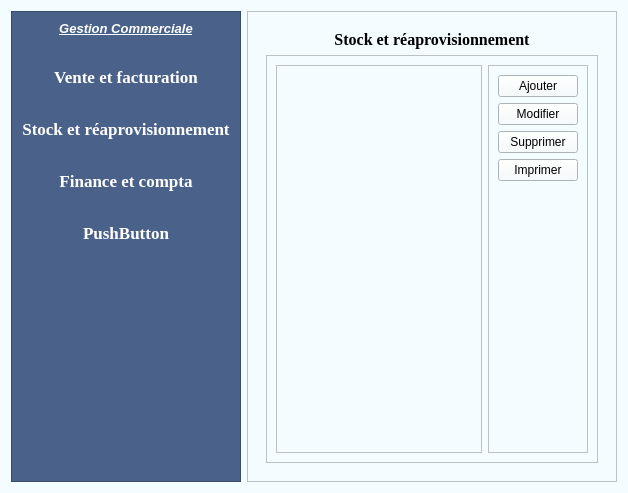
Old version of the form app.ui in the repository Totelof10/tsena.
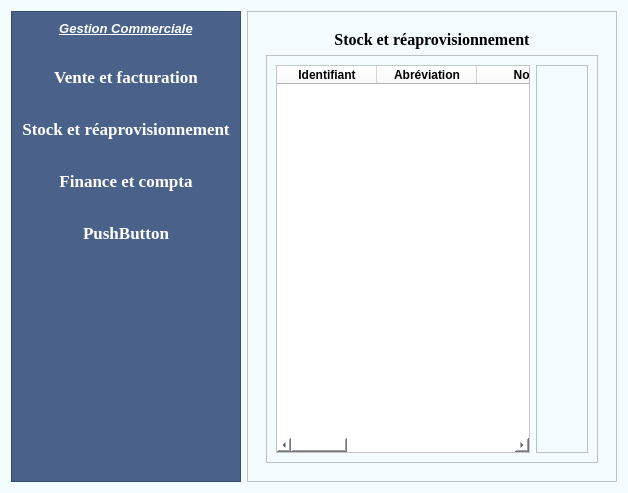
New version of the form. The open tabs and pages were chosen to show the change. Icons and pictures are not drawn.

Commit message: ajout et affichage stock

Diff of the .ui file:
```diff
--- a/app.ui
+++ b/app.ui
@@ -385,7 +385,94 @@
             </property>
             <layout class="QHBoxLayout" name="horizontalLayout_4">
              <item>
-              <widget class="QTableWidget" name="tableWidget_2"/>
+              <widget class="QTableWidget" name="tableStock">
+               <property name="styleSheet">
+                <string notr="true">background-color: white;</string>
+               </property>
+               <attribute name="horizontalHeaderStretchLastSection">
+                <bool>false</bool>
+               </attribute>
+               <column>
+                <property name="text">
+                 <string>Identifiant</string>
+                </property>
+                <property name="font">
+                 <font>
+                  <bold>true</bold>
+                 </font>
+                </property>
+               </column>
+               <column>
+                <property name="text">
+                 <string>Abréviation</string>
+                </property>
+                <property name="font">
+                 <font>
+                  <bold>true</bold>
+                 </font>
+                </property>
+               </column>
+               <column>
+                <property name="text">
+                 <string>Nom</string>
+                </property>
+                <property name="font">
+                 <font>
+                  <bold>true</bold>
+                 </font>
+                </property>
+               </column>
+               <column>
+                <property name="text">
+                 <string>Prix Unitaire</string>
+                </property>
+                <property name="font">
+                 <font>
+                  <bold>true</bold>
+                 </font>
+                </property>
+               </column>
+               <column>
+                <property name="text">
+                 <string>Fournisseur</string>
+                </property>
+                <property name="font">
+                 <font>
+                  <bold>true</bold>
+                 </font>
+                </property>
+               </column>
+               <column>
+                <property name="text">
+                 <string>Unité</string>
+                </property>
+                <property name="font">
+                 <font>
+                  <bold>true</bold>
+                 </font>
+                </property>
+               </column>
+               <column>
+                <property name="text">
+                 <string>Catégorie</string>
+                </property>
+                <property name="font">
+                 <font>
+                  <bold>true</bold>
+                 </font>
+                </property>
+               </column>
+               <column>
+                <property name="text">
+                 <string>Quantite</string>
+                </property>
+                <property name="font">
+                 <font>
+                  <bold>true</bold>
+                 </font>
+                </property>
+               </column>
+              </widget>
              </item>
              <item>
               <widget class="QFrame" name="frame_3">
@@ -398,29 +485,77 @@
                <layout class="QVBoxLayout" name="verticalLayout_4">
                 <item>
                  <widget class="QPushButton" name="btnAjoutStock">
+                  <property name="cursor">
+                   <cursorShape>PointingHandCursor</cursorShape>
+                  </property>
+                  <property name="styleSheet">
+                   <string notr="true">QPushButton{
+	image: url(:/Downloads/CartoBMW/img/prefere.png);
+	border:none;
+}
+QPushButton:hover{
+	image:url(:/Downloads/CartoBMW/img/ajouter-le-contact.png);
+}</string>
+                  </property>
                   <property name="text">
-                   <string>Ajouter</string>
+                   <string/>
                   </property>
                  </widget>
                 </item>
                 <item>
                  <widget class="QPushButton" name="btnModifierStock">
+                  <property name="cursor">
+                   <cursorShape>PointingHandCursor</cursorShape>
+                  </property>
+                  <property name="styleSheet">
+                   <string notr="true">QPushButton{
+	image: url(:/Downloads/CartoBMW/img/crayon.png);
+	border:none;
+}
+QPushButton:hover{
+	image: url(:/Downloads/CartoBMW/img/crayon (1).png);
+}</string>
+                  </property>
                   <property name="text">
-                   <string>Modifier</string>
+                   <string/>
                   </property>
                  </widget>
                 </item>
                 <item>
                  <widget class="QPushButton" name="btnSupprimerStock">
+                  <property name="cursor">
+                   <cursorShape>PointingHandCursor</cursorShape>
+                  </property>
+                  <property name="styleSheet">
+                   <string notr="true">QPushButton{
+	image: url(:/Downloads/CartoBMW/img/supprimer.png);
+	border:none;
+}
+QPushButton:hover{
+	image: url(:/Downloads/CartoBMW/img/supprimer (1).png);
+}</string>
+                  </property>
                   <property name="text">
-                   <string>Supprimer</string>
+                   <string/>
                   </property>
                  </widget>
                 </item>
                 <item>
                  <widget class="QPushButton" name="btnImprimerStock">
+                  <property name="cursor">
+                   <cursorShape>PointingHandCursor</cursorShape>
+                  </property>
+                  <property name="styleSheet">
+                   <string notr="true">QPushButton{
+	image: url(:/Downloads/CartoBMW/img/imprimante.png);
+	border:none;
+}
+QPushButton:hover{
+	image: url(:/Downloads/CartoBMW/img/imprimante-papier.png);
+}</string>
+                  </property>
                   <property name="text">
-                   <string>Imprimer</string>
+                   <string/>
                   </property>
                  </widget>
                 </item>
```
Left out of the diff: 2 changed lines with no effect on the pictures. The commit also changes 62 other files.
